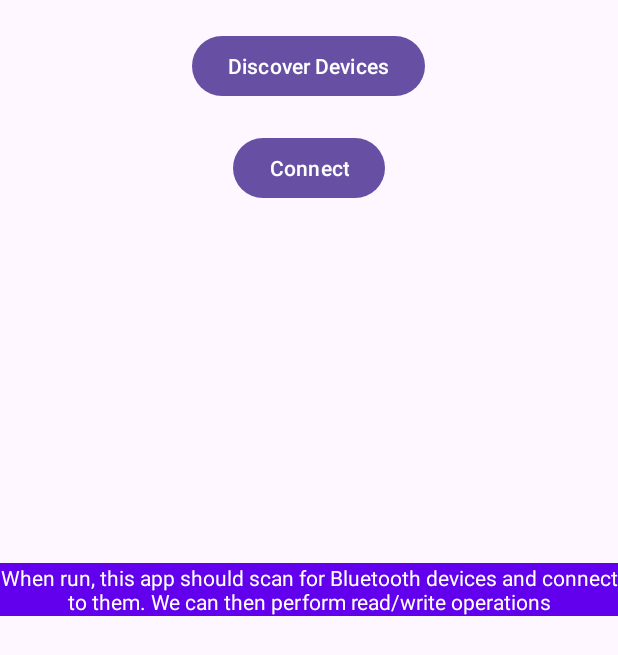
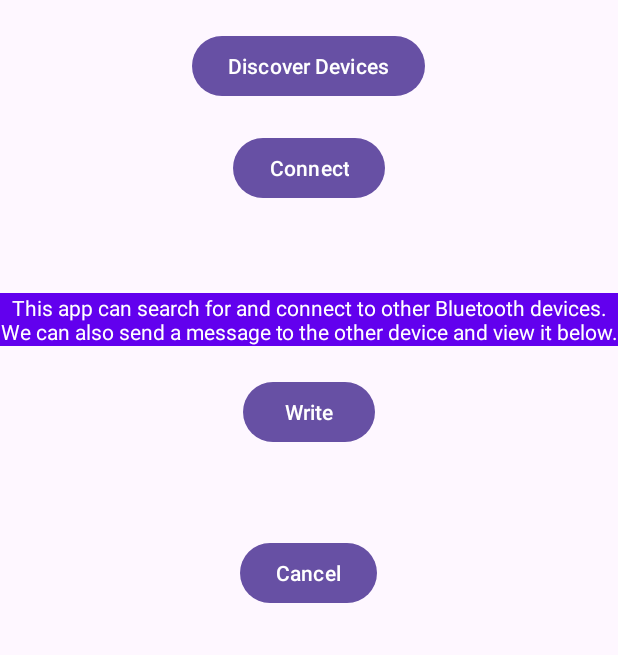
Before and after one commit to etc3000/BluetoothDemo2, an Android app: the screen it shows after launch (MainActivity), after a tap on "Connect", on a phone screen of 412 x 824 dp. Shown: the top 655 px of the screen. Run offline under Robolectric (Android 15) with nearby library versions, the phone set to English and light mode, and no system bars; 1 statement that could not run was skipped.

Commit message:
Defining more buttons to better demo read/write

```diff
--- a/app/src/main/AndroidManifest.xml
+++ b/app/src/main/AndroidManifest.xml
@@ -1,6 +1,7 @@
 <?xml version="1.0" encoding="utf-8"?>
 <manifest xmlns:android="http://schemas.android.com/apk/res/android"
     xmlns:tools="http://schemas.android.com/tools">
+
     <uses-permission android:name="android.permission.BLUETOOTH"/>
     <uses-permission android:name="android.permission.BLUETOOTH_ADMIN"/>
     <!-- app looks for Bluetooth devices.-->
@@ -23,9 +24,11 @@
         android:supportsRtl="true"
         android:theme="@style/Theme.BluetoothDemo2"
         tools:targetApi="31">
+
         <activity
             android:name=".MainActivity"
             android:exported="true">
+
             <intent-filter>
                 <action android:name="android.intent.action.MAIN" />
                 <category android:name="android.intent.category.LAUNCHER" />
--- a/app/src/main/java/com/example/bluetoothdemo2/MainActivity.java
+++ b/app/src/main/java/com/example/bluetoothdemo2/MainActivity.java
@@ -2,111 +2,38 @@ package com.example.bluetoothdemo2;
 
 import android.bluetooth.BluetoothAdapter;
 import android.bluetooth.BluetoothDevice;
-import android.bluetooth.BluetoothSocket;
-import android.content.BroadcastReceiver;
-import android.content.Context;
 import android.content.Intent;
 import android.content.pm.PackageManager;
-import android.os.AsyncTask;
 import android.os.Bundle;
-import android.util.Log;
+import android.os.Handler;
+import android.os.Looper;
 import android.widget.Button;
+import android.widget.TextView;
 import android.widget.Toast;
 
 import androidx.appcompat.app.AppCompatActivity;
 import androidx.core.app.ActivityCompat;
 
-import java.io.IOException;
-import java.io.InputStream;
-import java.io.OutputStream;
-import java.util.UUID;
-
 public class MainActivity extends AppCompatActivity {
-
-    private static final String TAG = "BluetoothDemo";
-    private static final int MY_PERMISSIONS_REQUEST_BLUETOOTH = 1;
-
+    private static final int REQUEST_ENABLE_BT = 1;
     private BluetoothAdapter bluetoothAdapter;
-    private BluetoothSocket bluetoothSocket;
-    private OutputStream outputStream;
-    private InputStream inputStream;
+    private Connectivity connectivity;
+    private TextView readTextView;
 
     @Override
     protected void onCreate(Bundle savedInstanceState) {
         super.onCreate(savedInstanceState);
         setContentView(R.layout.activity_main);
 
-        // Check and request Bluetooth permissions
-        if (ActivityCompat.checkSelfPermission(this, android.Manifest.permission.BLUETOOTH_CONNECT) != PackageManager.PERMISSION_GRANTED) {
-            ActivityCompat.requestPermissions(this, new String[]{android.Manifest.permission.BLUETOOTH_CONNECT}, MY_PERMISSIONS_REQUEST_BLUETOOTH);
-            return;
-        }
-
+        // Bluetooth setup
         bluetoothAdapter = BluetoothAdapter.getDefaultAdapter();
-
-        // Check if the device supports Bluetooth
         if (bluetoothAdapter == null) {
-            showToast("Bluetooth not available on this device");
+            showToast("Device does not support Bluetooth");
             finish();
             return;
         }
 
-        // Check if Bluetooth is enabled, if not, request to enable
         if (!bluetoothAdapter.isEnabled()) {
-            Intent enableBtIntent = new Intent(BluetoothAdapter.ACTION_REQUEST_ENABLE);
-            startActivityForResult(enableBtIntent, 1);
-        }
-
-        // Handle button clicks
-        Button discoverButton = findViewById(R.id.discover_button);
-        discoverButton.setOnClickListener(view -> discoverDevices());
-
-        Button connectButton = findViewById(R.id.connect_button);
-        connectButton.setOnClickListener(view -> new ConnectToDeviceTask().execute());
-    }
-
-    private void discoverDevices() {
-        showToast("Discovering devices...");
-        if (ActivityCompat.checkSelfPermission(this, android.Manifest.permission.BLUETOOTH_SCAN) != PackageManager.PERMISSION_GRANTED) {
-            // TODO: Consider calling
-            //    ActivityCompat#requestPermissions
-            // here to request the missing permissions, and then overriding
-            //   public void onRequestPermissionsResult(int requestCode, String[] permissions,
-            //                                          int[] grantResults)
-            // to handle the case where the user grants the permission. See the documentation
-            // for ActivityCompat#requestPermissions for more details.
-            return;
-        }
-        if (bluetoothAdapter.isDiscovering()) {
-            Log.d(TAG, "Canceling ongoing discovery");
-            bluetoothAdapter.cancelDiscovery();
-        }
-
-        bluetoothAdapter.startDiscovery();
-    }
-
-    // Create a BroadcastReceiver for ACTION_FOUND.
-    private final BroadcastReceiver receiver = new BroadcastReceiver() {
-        public void onReceive(Context context, Intent intent) {
-            String action = intent.getAction();
-            if (BluetoothDevice.ACTION_FOUND.equals(action)) {
-                // Discovery has found a device. Get the BluetoothDevice
-                // object and its info from the Intent.
-                BluetoothDevice device = intent.getParcelableExtra(BluetoothDevice.EXTRA_DEVICE);
-                if (ActivityCompat.checkSelfPermission(context, android.Manifest.permission.BLUETOOTH_CONNECT) != PackageManager.PERMISSION_GRANTED) {
-                    // TODO: Handle permission request
-                    return;
-                }
-                assert device != null;
-                showToast("Found device: " + device.getName() + " - " + device.getAddress());
-                // TODO: Handle the discovered device (e.g., store in a list, update UI)
-            }
-        }
-    };
-
-    private boolean connectToDevice() {
-        BluetoothDevice device = bluetoothAdapter.getRemoteDevice("00:00:00:00:00:00");
-        try {
             if (ActivityCompat.checkSelfPermission(this, android.Manifest.permission.BLUETOOTH_CONNECT) != PackageManager.PERMISSION_GRANTED) {
                 // TODO: Consider calling
                 //    ActivityCompat#requestPermissions
@@ -115,63 +42,69 @@ public class MainActivity extends AppCompatActivity {
                 //                                          int[] grantResults)
                 // to handle the case where the user grants the permission. See the documentation
                 // for ActivityCompat#requestPermissions for more details.
-                return false;
+                return;
             }
-            bluetoothSocket = device.createRfcommSocketToServiceRecord(UUID.randomUUID());
-            bluetoothSocket.connect();
-            showToast("Connected to: " + device.getName());
+            startActivityForResult(new Intent(BluetoothAdapter.ACTION_REQUEST_ENABLE), REQUEST_ENABLE_BT);
+        }
 
-            // Get input and output streams
-            outputStream = bluetoothSocket.getOutputStream();
-            inputStream = bluetoothSocket.getInputStream();
+        // UI setup
+        readTextView = findViewById(R.id.received_data_text);
 
-            return true; // Connection successful
-        } catch (IOException e) {
-            showToast("Connection failed: " + e.getMessage());
-            return false; // Connection failed
-        }
+        // Handler for updating UI from background threads
+        Handler mainHandler = new Handler(Looper.getMainLooper());
+
+        // Connectivity setup
+        connectivity = new Connectivity(this, mainHandler);
+
+        // Discover Devices Button
+        Button discoverButton = findViewById(R.id.discover_button);
+        discoverButton.setOnClickListener(v -> discoverDevices());
+
+        // Connect Button
+        Button connectButton = findViewById(R.id.connect_button);
+        connectButton.setOnClickListener(v -> connectToSelectedDevice());
+
+        // Cancel Button
+        Button cancelButton = findViewById(R.id.cancel_button);
+        cancelButton.setOnClickListener(v -> cancelBluetoothOperation());
+
+        // Write Button
+        Button writeButton = findViewById(R.id.write_button);
+        writeButton.setOnClickListener(v -> writeDataToConnectedDevice());
     }
 
     private void showToast(String message) {
         Toast.makeText(this, message, Toast.LENGTH_SHORT).show();
     }
 
-    @Override
-    protected void onDestroy() {
-        super.onDestroy();
-        // Unregister the ACTION_FOUND receiver.
-        unregisterReceiver(receiver);
-
-        // Close BluetoothSocket and streams when the activity is destroyed
-        try {
-            if (bluetoothSocket != null) {
-                bluetoothSocket.close();
-            }
-            if (outputStream != null) {
-                outputStream.close();
-            }
-            if (inputStream != null) {
-                inputStream.close();
-            }
-        } catch (IOException e) {
-            e.printStackTrace();
+    private void discoverDevices() {
+        if (ActivityCompat.checkSelfPermission(this, android.Manifest.permission.BLUETOOTH_CONNECT) != android.content.pm.PackageManager.PERMISSION_GRANTED) {
+            return;
         }
+        if (bluetoothAdapter.isDiscovering()) {
+            bluetoothAdapter.cancelDiscovery();
+        }
+        showToast("Discovering devices...");
+        // Implement Bluetooth device discovery logic
     }
 
-    // AsyncTask for connecting to a device in the background
-    private class ConnectToDeviceTask extends AsyncTask<Void, Void, Boolean> {
-        @Override
-        protected Boolean doInBackground(Void... voids) {
-            return connectToDevice();
+    private void connectToSelectedDevice() {
+        if (ActivityCompat.checkSelfPermission(this, android.Manifest.permission.BLUETOOTH_CONNECT) != android.content.pm.PackageManager.PERMISSION_GRANTED) {
+            return;
         }
+        showToast("Connecting to the selected device...");
+        // Implement Bluetooth device connection logic
+    }
 
-        @Override
-        protected void onPostExecute(Boolean success) {
-            if (success) {
-                showToast("Connected successfully");
-            } else {
-                showToast("Connection failed");
-            }
-        }
+    private void cancelBluetoothOperation() {
+        showToast("Bluetooth operation canceled");
+        // Implement Bluetooth operation cancellation logic
+    }
+
+    private void writeDataToConnectedDevice() {
+        // Example: Write a hardcoded string to the connected device
+        String message = "The other device says hello!";
+        byte[] data = message.getBytes();
+        connectivity.writeData(data);
     }
 }
--- a/app/src/main/res/layout/activity_main.xml
+++ b/app/src/main/res/layout/activity_main.xml
@@ -34,12 +34,37 @@
         android:id="@+id/tv2"
         android:layout_width="wrap_content"
         android:layout_height="wrap_content"
-        android:text="When run, this app should scan for Bluetooth devices and connect to them.
-We can then perform read/write operations"
+        android:text="This app can search for and connect to other Bluetooth devices. We can also send a message to the other device and view it below."
         android:background="@color/design_default_color_primary"
         android:textColor="@color/white"
         android:layout_below="@id/tv1"
         android:layout_centerHorizontal="true"
         android:textAlignment="center"
-        android:layout_marginTop="200dp"/>
+        android:layout_marginTop="20dp"/>
+    <Button
+        android:id="@+id/write_button"
+        android:layout_width="wrap_content"
+        android:layout_height="wrap_content"
+        android:text="Write"
+        android:layout_below="@id/tv2"
+        android:layout_centerHorizontal="true"
+        android:layout_marginTop="20dp"/>
+
+    <TextView
+        android:id="@+id/received_data_text"
+        android:layout_width="wrap_content"
+        android:layout_height="wrap_content"
+        android:text=""
+        android:layout_below="@id/write_button"
+        android:layout_centerHorizontal="true"
+        android:layout_marginTop="20dp"/>
+
+    <Button
+        android:id="@+id/cancel_button"
+        android:layout_width="wrap_content"
+        android:layout_height="wrap_content"
+        android:text="Cancel"
+        android:layout_below="@id/received_data_text"
+        android:layout_centerHorizontal="true"
+        android:layout_marginTop="20dp"/>
 </RelativeLayout>
```
Also changed, not shown: app/src/main/java/com/example/bluetoothdemo2/Connectivity.java (+72 -55 lines).
